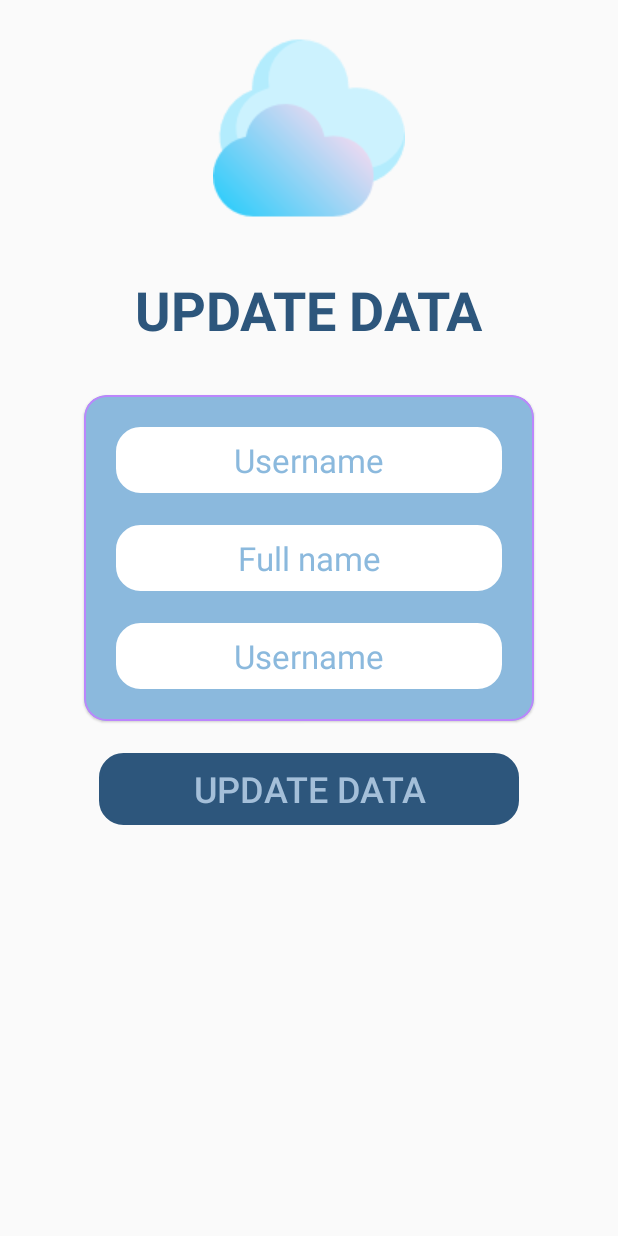
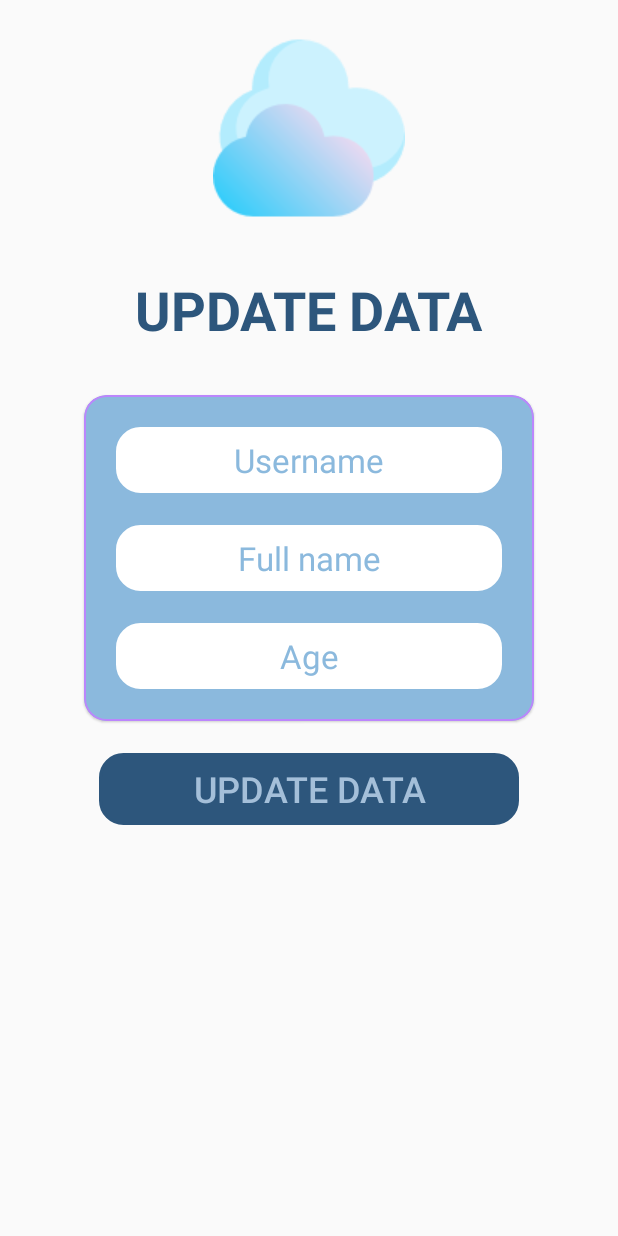
Before and after one commit to eduVieiraAF/FirebasePractice, an Android app: the screen it shows after launch (UpdateData), after a tap on "UPDATE DATA", on a phone screen of 412 x 824 dp. Run offline under Robolectric (Android 15) with nearby library versions, the phone set to English and light mode, and no system bars; our stand-ins replace Firebase (no records; nobody signed in at launch, a user with empty details on screens opened directly).

Commit message:
Corrections and minor upgrades
A few corrections and improvements on the code (which is very simplistic just for the sake of practicing).

```diff
--- a/app/src/main/java/com/example/firebasepractice/UpdateData.kt
+++ b/app/src/main/java/com/example/firebasepractice/UpdateData.kt
@@ -26,9 +26,18 @@ class UpdateData : AppCompatActivity() {
             val fullName = binding.editFullName3.text.toString()
             val age = binding.editAge3.text.toString()
 
-            updateData(userName, fullName, age)
+            if (userName.isNotEmpty() || userName.isNotBlank()){
 
+                updateData(userName, fullName, age)
+            }
 
+            else{
+
+                AlertDialog.Builder(this)
+                    .setTitle("UPDATE")
+                    .setMessage("\nYou cannot leave 'USERNAME' empty.")
+                    .setPositiveButton("Got it"){_,_ -> binding.editUserName3.requestFocus()}
+            }
         }
     }
 
@@ -45,6 +54,7 @@ class UpdateData : AppCompatActivity() {
             binding.editUserName3.text.clear()
             binding.editFullName3.text.clear()
             binding.editAge3.text.clear()
+            binding.editUserName3.requestFocus()
 
             val IM = getSystemService(Context.INPUT_METHOD_SERVICE) as InputMethodManager
             IM.hideSoftInputFromWindow(binding.editUserName3.windowToken,0)
@@ -65,5 +75,4 @@ class UpdateData : AppCompatActivity() {
                 .setPositiveButton("try again"){_,_ -> binding.editUserName3.requestFocus()}
         }
     }
-    // TODO : Make it better
 }
--- a/app/src/main/res/layout/activity_update_data.xml
+++ b/app/src/main/res/layout/activity_update_data.xml
@@ -97,12 +97,12 @@
                 android:layout_width="match_parent"
                 android:layout_height="wrap_content"
                 android:layout_margin="21dp"
-                android:hint="Username"
+                android:hint="Age"
                 android:textSize="22sp"
                 android:padding="7dp"
                 android:imeOptions="actionDone"
-                android:maxLines="1"
-                android:inputType="text"
+                android:maxLength="3"
+                android:inputType="number"
                 android:textColorHint="@color/sky_blue"
                 android:background="@drawable/round_shape"
                 android:backgroundTint="@color/white"
```
